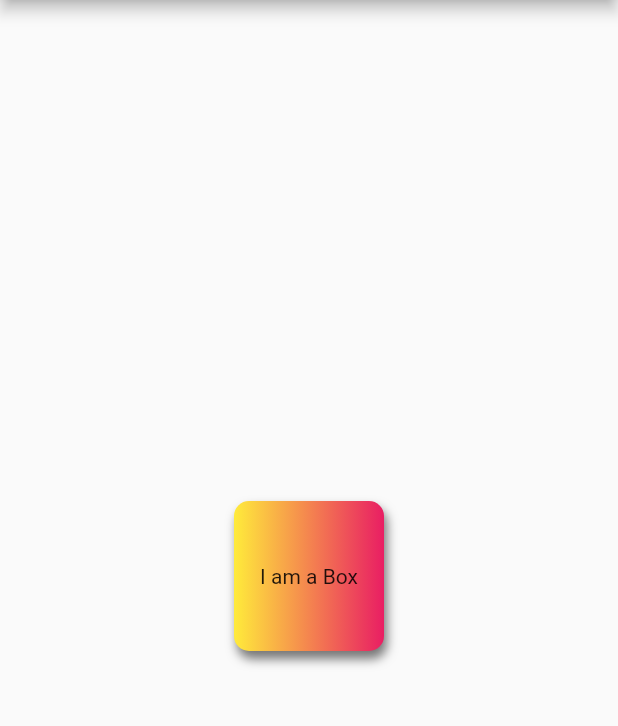
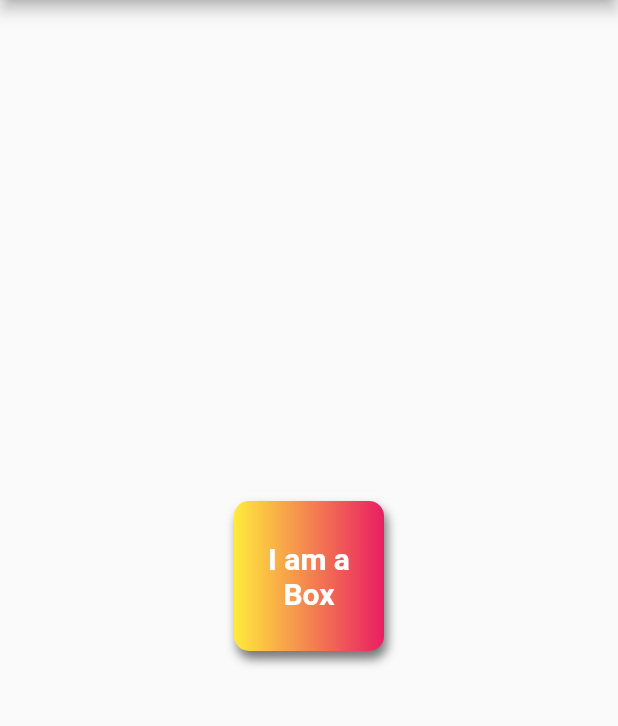
Before and after one commit to anubhavbagri/FlutterEssentials, a Flutter app: the screen it shows after launch, on a phone screen of 412 x 824 dp, the part 84-810 px from its top. Run offline on Flutter 3.47's test engine with Material 2 defaults, Android fonts, the light colour scheme and no system bars.

Commit message:
ch2 completed

```diff
--- a/lib/main.dart
+++ b/lib/main.dart
@@ -42,7 +42,15 @@ class Homepage extends StatelessWidget {
               colors: [Colors.yellow, Colors.pink]
             ),
           ),
-          child: Text("I am a Box"),
+          child: Text("I am a Box",
+          textAlign: TextAlign.center,
+          style: TextStyle(
+            color: Colors.white,
+            fontWeight: FontWeight.bold,
+            fontSize: 20,
+
+          ),
+          ),
         ),
       ),
     );
```
